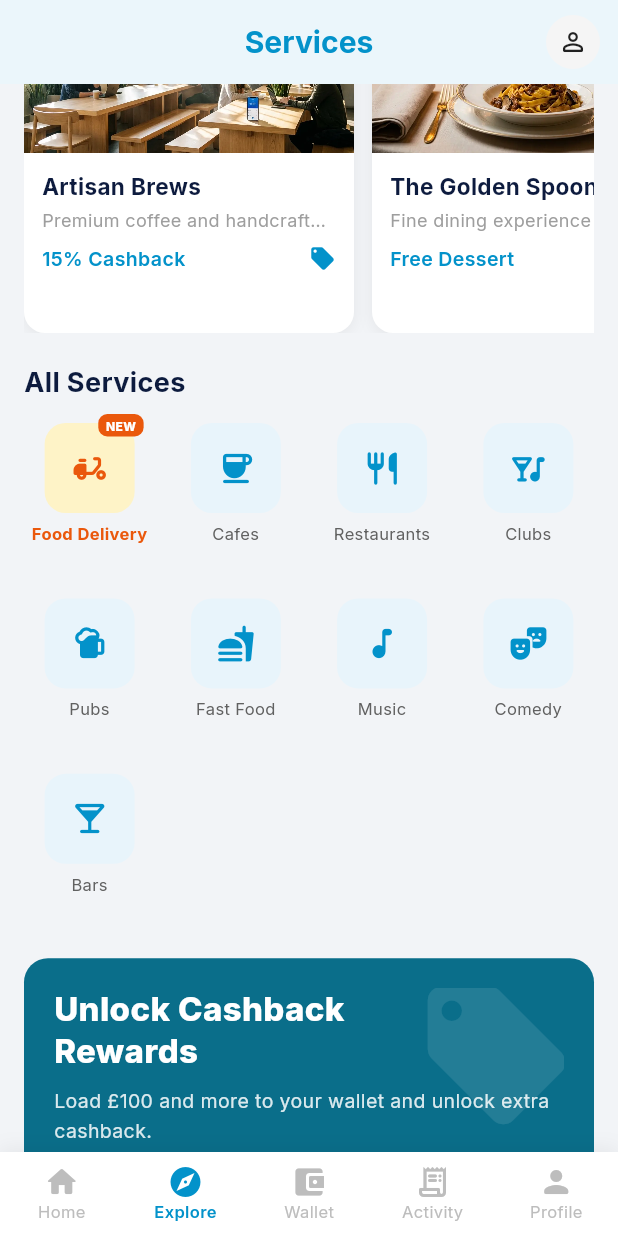
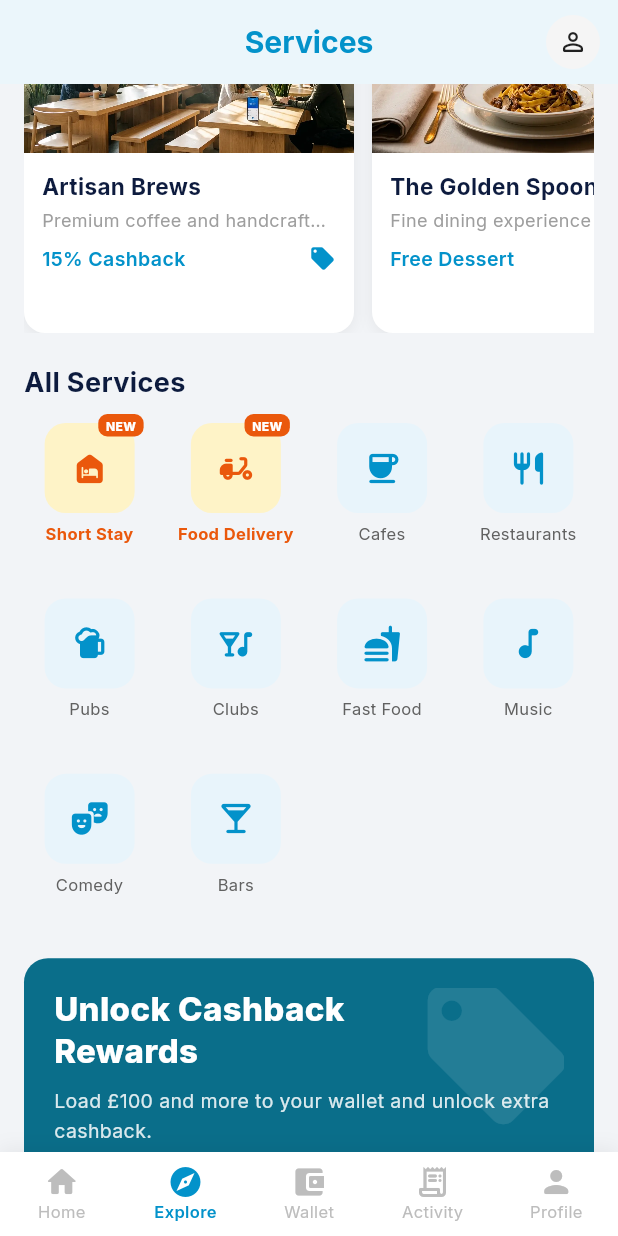
Before and after one commit to mianamir74/goouts_app, a Flutter app: the ServicesScreen screen opened by its route, scrolled down 576 dp, on a phone screen of 412 x 824 dp. Run offline on Flutter 3.47's test engine with Material 3 defaults, Android fonts, the phone set to English and light mode, and no system bars; our stand-ins replace cached_network_image, camera, cloud_firestore, cloud_functions, confetti, firebase_auth and 14 more; missing offline and left inert: google_mlkit_face_detection, mobile_scanner; accounts and stored records are empty; network calls fail.

Commit message:
GoOuts (consumer app) update

```diff
--- a/lib/screens/services_screen.dart
+++ b/lib/screens/services_screen.dart
@@ -1,5 +1,6 @@
 import 'package:flutter/material.dart';
 import 'package:google_fonts/google_fonts.dart';
+import '../data/goouts_services.dart';
 import '../features/short_stay/stay_routes.dart';
 
 class ServicesScreen extends StatefulWidget {
@@ -16,17 +17,16 @@ class _ServicesScreenState extends State<ServicesScreen> {
   static const Color _dark = Color(0xFF0D1B3E);
   static const Color _bg = Color(0xFFF2F4F7);
 
-  final List<Map<String, dynamic>> _allServices = [
-    {'icon': Icons.delivery_dining_rounded, 'label': 'Food Delivery', 'isNew': true, 'route': '/food-delivery'},
-    {'icon': Icons.coffee_rounded, 'label': 'Cafes', 'isNew': false, 'route': '/nearby'},
-    {'icon': Icons.restaurant_rounded, 'label': 'Restaurants', 'isNew': false, 'route': '/nearby'},
-    {'icon': Icons.nightlife_rounded, 'label': 'Clubs', 'isNew': false, 'route': '/nearby'},
-    {'icon': Icons.sports_bar_rounded, 'label': 'Pubs', 'isNew': false, 'route': '/nearby'},
-    {'icon': Icons.fastfood_rounded, 'label': 'Fast Food', 'isNew': false, 'route': '/nearby'},
-    {'icon': Icons.music_note_rounded, 'label': 'Music', 'isNew': false, 'route': '/nearby'},
-    {'icon': Icons.theater_comedy_rounded, 'label': 'Comedy', 'isNew': false, 'route': '/nearby'},
-    {'icon': Icons.local_bar_rounded, 'label': 'Bars', 'isNew': false, 'route': '/nearby'},
-  ];
+  // ── FROM THE SHARED LIST ─────────────────────────────────────────────────
+  //
+  // This had Food Delivery but not Short Stay — Short Stay was a separate hero
+  // card lower down, so it was missing from the grid a guest actually scans.
+  // Meanwhile the dashboard had neither and Explore could not show either.
+  //
+  // data/goouts_services.dart is the only list now. The hero card below stays,
+  // because Short Stay deserves the space; it is a feature of this screen, not
+  // a substitute for being in the grid.
+  List<GoOutsService> get _allServices => gooutsAllServices;
 
   final List<Map<String, dynamic>> _offers = [
     {
@@ -477,11 +477,14 @@ class _ServicesScreenState extends State<ServicesScreen> {
               itemCount: _allServices.length,
               itemBuilder: (context, index) {
                 final s = _allServices[index];
-                final isNew = s['isNew'] as bool;
-                final route = s['route'] as String;
+                final isNew = s.isNew;
                 return GestureDetector(
-                  onTap: () => Navigator.pushNamed(context, route,
-                      arguments: {'category': s['label']}),
+                  // Was `pushNamed(route, arguments: {'category': label})`,
+                  // which sent a category argument to /food-delivery as well —
+                  // harmless there, but it only worked for venues because the
+                  // label happened to equal the category. openGoOutsService
+                  // knows which kind it is holding.
+                  onTap: () => openGoOutsService(context, s),
                   child: Column(
                     children: [
                       Stack(
@@ -496,7 +499,7 @@ class _ServicesScreenState extends State<ServicesScreen> {
                                   : const Color(0xFFE8F4FB),
                               borderRadius: BorderRadius.circular(14),
                             ),
-                            child: Icon(s['icon'] as IconData,
+                            child: Icon(s.icon,
                                 color: isNew ? const Color(0xFFEA580C) : _primary,
                                 size: 26),
                           ),
@@ -521,7 +524,7 @@ class _ServicesScreenState extends State<ServicesScreen> {
                       ),
                       const SizedBox(height: 6),
                       Text(
-                        s['label'] as String,
+                        s.label,
                         textAlign: TextAlign.center,
                         style: GoogleFonts.inter(
                             fontSize: 11,
```
Also changed, not shown: lib/data/goouts_services.dart (added, +167 -0 lines), lib/screens/explore_screen.dart (+67 -2 lines), lib/screens/home_screen.dart (+16 -13 lines).
